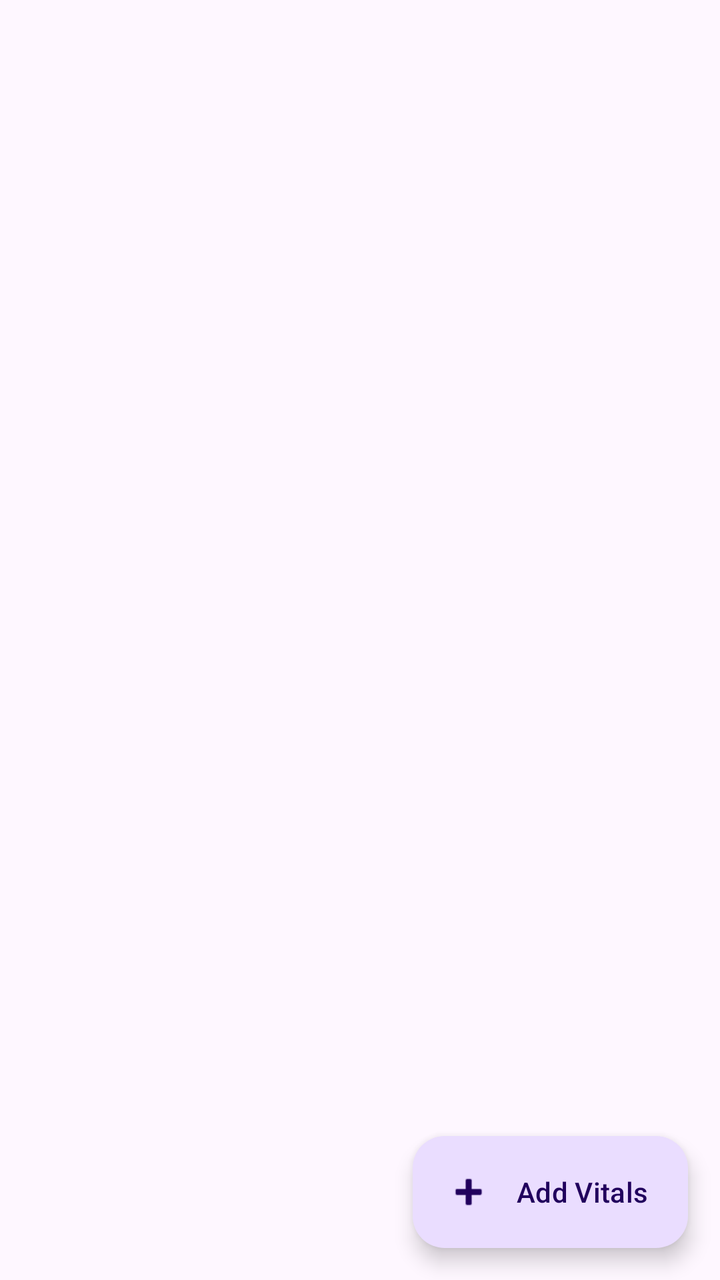
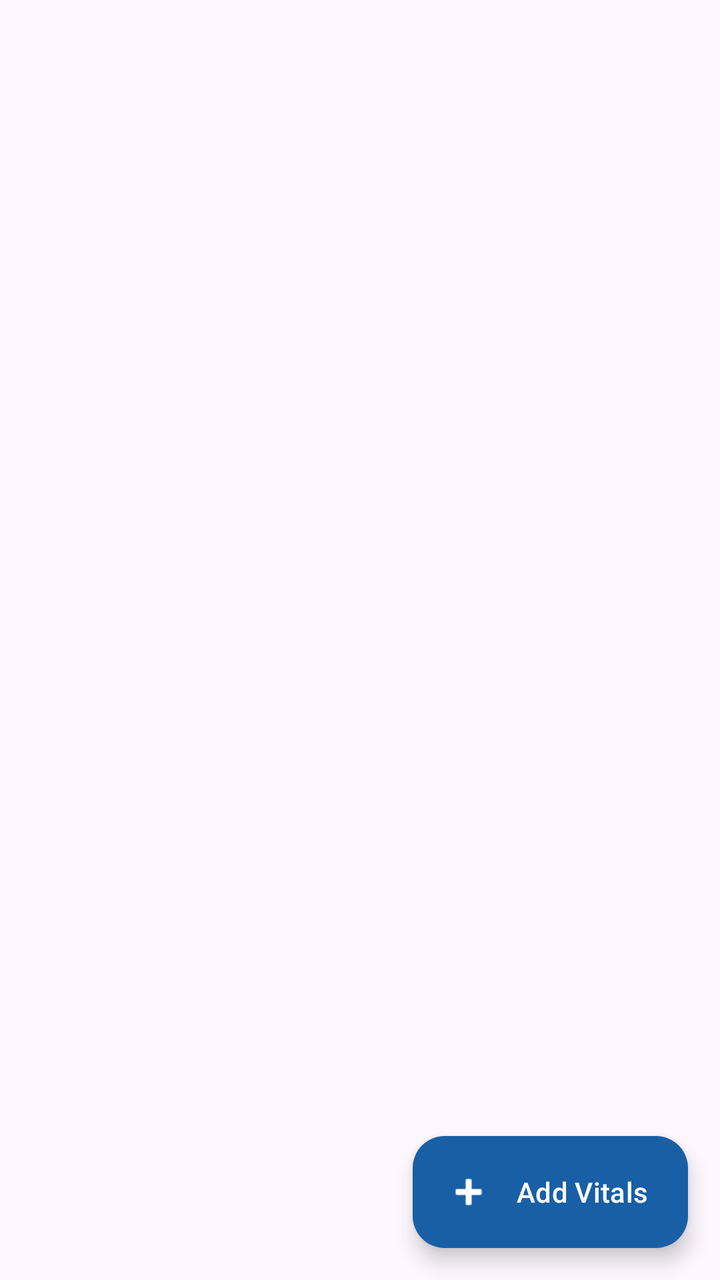

Two renders of the same Android screen: before a commit and after it. Below are the layout's source before the change and the commit's diff.
<!-- AndroidManifest.xml: application theme Theme.Healthcare_app -->
<!-- res/layout/fragment_vitals.xml -->
<?xml version="1.0" encoding="utf-8"?>
<androidx.coordinatorlayout.widget.CoordinatorLayout xmlns:android="http://schemas.android.com/apk/res/android"
    xmlns:app="http://schemas.android.com/apk/res-auto"
    android:layout_width="match_parent"
    android:layout_height="match_parent">

    <androidx.recyclerview.widget.RecyclerView
        android:id="@+id/recyclerViewVitals"
        android:layout_width="match_parent"
        android:layout_height="match_parent"
        android:clipToPadding="false"
        android:paddingStart="16dp"
        android:paddingEnd="16dp"
        android:paddingTop="16dp"
        android:paddingBottom="96dp" />

    <com.google.android.material.floatingactionbutton.ExtendedFloatingActionButton
        android:id="@+id/btnAddVitals"
        android:layout_width="wrap_content"
        android:layout_height="wrap_content"
        android:layout_gravity="bottom|end"
        android:layout_margin="16dp"
        android:text="Add Vitals"
        app:icon="@android:drawable/ic_input_add" />

</androidx.coordinatorlayout.widget.CoordinatorLayout>
<!-- resources referenced by this layout -->
<resources>
  <style name="Theme.Healthcare_app" parent="Base.Theme.Healthcare_app" />
  <style name="Base.Theme.Healthcare_app" parent="Theme.Material3.DayNight.NoActionBar">
      </style>
</resources>

<!-- the commit's change to res/layout/fragment_vitals.xml (unified diff, before → after) -->
@@ -21,6 +21,11 @@
         android:layout_gravity="bottom|end"
         android:layout_margin="16dp"
         android:text="Add Vitals"
-        app:icon="@android:drawable/ic_input_add" />
+        app:icon="@android:drawable/ic_input_add" 
+        app:backgroundTint="#185FA5"
+        android:textColor="#FFFFFF"
+        app:iconTint="#FFFFFF"
+        app:elevation="0dp"
+        android:fontFamily="sans-serif-medium" />
 
 </androidx.coordinatorlayout.widget.CoordinatorLayout>
<!-- resource entries referenced after the edit -->
@@ -1,7 +1,32 @@
 <!-- resources referenced by this layout -->
 <resources>
   <style name="Theme.Healthcare_app" parent="Base.Theme.Healthcare_app" />
-  <style name="Base.Theme.Healthcare_app" parent="Theme.Material3.DayNight.NoActionBar">
+  <style name="Base.Theme.Healthcare_app" parent="Theme.Material3.Light.NoActionBar">
+          <item name="bottomSheetDialogTheme">@style/Theme.Healthcare_app.BottomSheetDialog</item>
+      </style>
+  <style name="Theme.Healthcare_app.BottomSheetDialog" parent="ThemeOverlay.Material3.BottomSheetDialog">
+          <item name="android:windowIsFloating">false</item>
+          <item name="android:backgroundDimEnabled">true</item>
+          
+          <item name="colorSurface">#FFFFFF</item>
+          <item name="colorOnSurface">#1A2535</item>
+          <item name="colorOnSurfaceVariant">#64748B</item>
+          <item name="android:colorBackground">#FFFFFF</item>
+          <item name="colorPrimary">#185FA5</item>
+          <item name="colorOnPrimary">#FFFFFF</item>
+          
+          <item name="android:textColorPrimary">#1A2535</item>
+          <item name="android:textColorSecondary">#64748B</item>
+          <item name="android:textColorHint">#64748B</item>
+          
+          <item name="colorControlNormal">#E2E8F0</item>
+          <item name="colorControlActivated">#185FA5</item>
+          
+          <item name="bottomSheetStyle">@style/LightBottomSheetStyle</item>
+      </style>
+  <style name="LightBottomSheetStyle" parent="Widget.Material3.BottomSheet.Modal">
+          <item name="backgroundTint">#FFFFFF</item>
+          <item name="android:elevation">0dp</item>
       </style>
 </resources>
 
